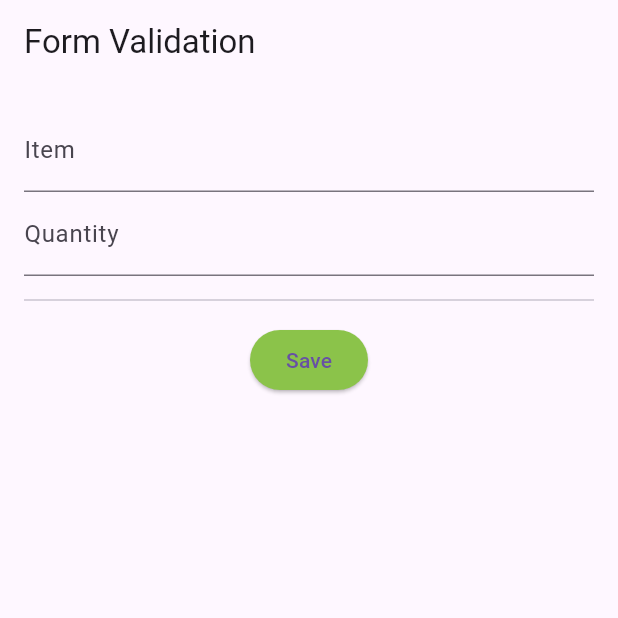
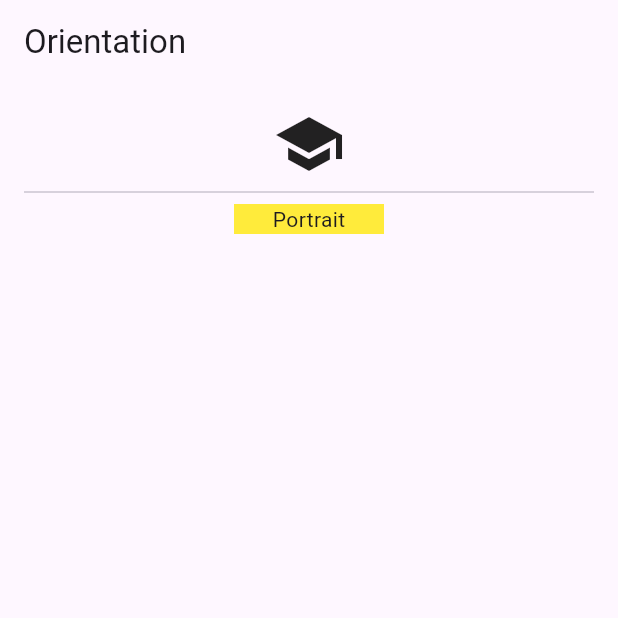
Before and after one commit to rhmn-rkjt/l200230130_widgets, a Flutter app: the screen it shows after launch, on a phone screen of 412 x 824 dp, the top half of it. Run offline on Flutter 3.47's test engine with Material 3 defaults, Android fonts, the light colour scheme and no system bars.

Commit message:
Demo 4 Orientation

```diff
--- a/lib/main.dart
+++ b/lib/main.dart
@@ -1,7 +1,8 @@
 import 'package:flutter/material.dart';
 // import 'pages/home.dart';
 // import 'pages/images.dart';
-import 'pages/form.dart';
+// import 'pages/form.dart';
+import 'pages/orientation.dart';
 
 void main() {
   runApp(const MyApp());
--- /dev/null
+++ b/lib/pages/orientation.dart
@@ -0,0 +1,74 @@
+import 'package:flutter/material.dart';
+
+class Home extends StatelessWidget {
+  const Home({super.key}); // tambahan best practice
+
+  @override
+  Widget build(BuildContext context) {
+    return Scaffold(
+      appBar: AppBar(title: const Text('Orientation')),
+      body: SafeArea(
+        child: SingleChildScrollView(
+          child: Padding(
+            padding: const EdgeInsets.all(16.0),
+            child: Column(
+              children: const <Widget>[
+                OrientationLayoutIconsWidget(),
+                Divider(),
+                OrientationLayoutWidget(),
+              ],
+            ),
+          ),
+        ),
+      ),
+    );
+  }
+}
+
+// Ikon Orientation
+class OrientationLayoutIconsWidget extends StatelessWidget {
+  const OrientationLayoutIconsWidget({Key? key}) : super(key: key);
+
+  @override
+  Widget build(BuildContext context) {
+    Orientation o = MediaQuery.of(context).orientation;
+
+    if (o == Orientation.portrait) {
+      return const Icon(Icons.school, size: 48.0);
+    } else {
+      return Row(
+        mainAxisAlignment: MainAxisAlignment.center,
+        children: const [
+          Icon(Icons.school, size: 48),
+          Icon(Icons.brush, size: 48),
+        ],
+      );
+    }
+  }
+}
+
+// Layout Orientation
+class OrientationLayoutWidget extends StatelessWidget {
+  const OrientationLayoutWidget({super.key});
+
+  @override
+  Widget build(BuildContext context) {
+    Orientation o = MediaQuery.of(context).orientation;
+
+    if (o == Orientation.portrait) {
+      return Container(
+        alignment: Alignment.center,
+        color: Colors.yellow,
+        width: 100.0,
+        child: const Text('Portrait'),
+      );
+    } else {
+      return Container(
+        alignment: Alignment.center,
+        color: Colors.green,
+        width: 200.0,
+        child: const Text('Landscape'),
+      );
+    }
+  }
+}
```
